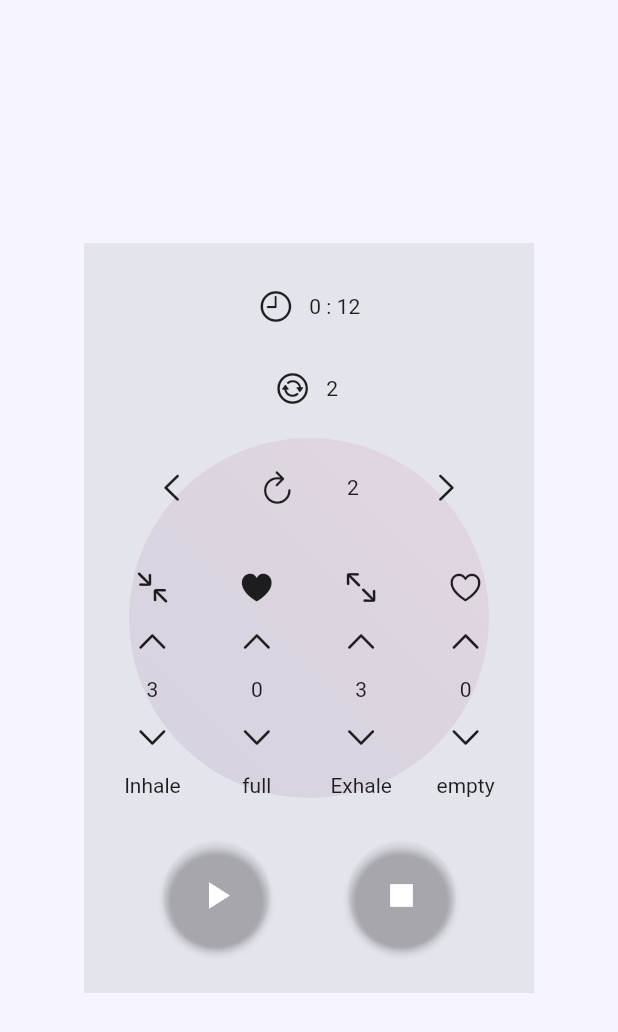
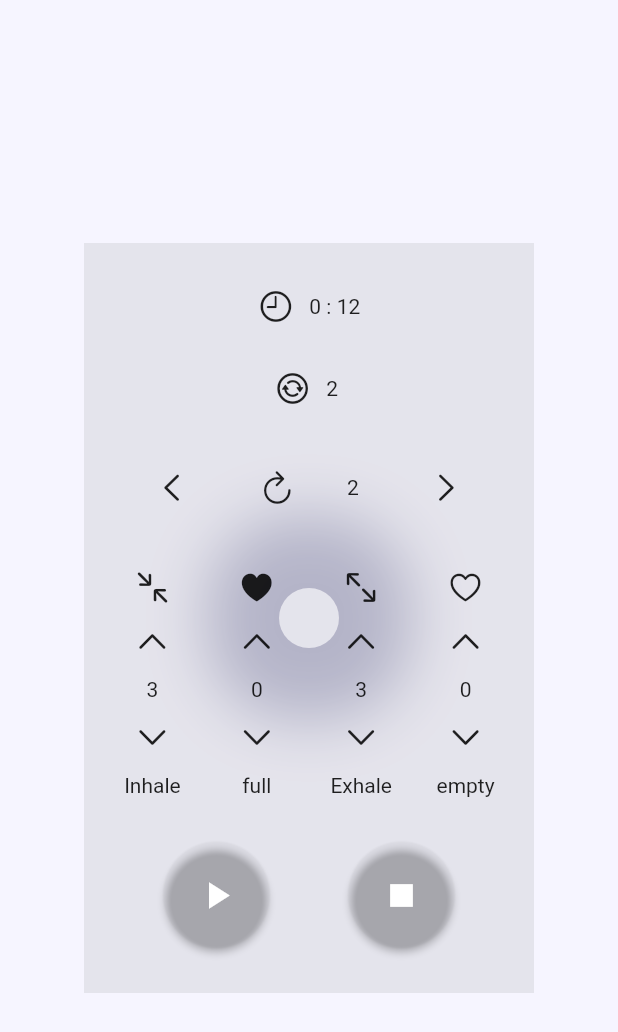
Before and after one commit to aspirinii/HealingMeditation, a Flutter app: the screen it shows after launch, on a phone screen of 412 x 824 dp. Shown: the top 1032 px of the screen. Run offline on Flutter 3.47's test engine with Material 2 defaults, Android fonts, the phone set to English and light mode, and no system bars; our stand-ins replace get, vibration.

Commit message:
almost Done

```diff
--- a/lib/breath_animation.dart
+++ b/lib/breath_animation.dart
@@ -104,6 +104,7 @@ class StaggerAnimation extends StatelessWidget {
   // This function is called each time the controller "ticks" a new frame.
   // When it runs, all of the animation's values will have been
   // updated to reflect the controller's current value.
+  int safeMinSize = 200;
   Widget _buildAnimation(BuildContext context, Widget? child) {
     return Container(
       padding: const EdgeInsets.all(0),
@@ -111,20 +112,33 @@ class StaggerAnimation extends StatelessWidget {
       child: Opacity(
         opacity: 1,
         child: Container(
-          width: width.value,
-          height: height.value,
+          // width: width.value,
+          // height: height.value,
+          width: safeMinSize/5,
+          height: safeMinSize/5,
           decoration: BoxDecoration(
             gradient: LinearGradient(
               begin: Alignment.topRight,
               end: Alignment.bottomLeft,
               colors: [
-                color1.value ?? Colors.blue,
-                color2.value ?? Colors.red,
+                // color1.value ?? Colors.blue,
+                // color2.value ?? Colors.red,
+                Color(0xFFF6F5FF),
+                Color(0xFFF6F5FF),
               ],
             ),
+            borderRadius: BorderRadius.circular(safeMinSize*0.3),
+            boxShadow: [
+              BoxShadow(
+                color: Color(0xFFBABAD3).withOpacity(1),
+                spreadRadius: width.value/5,
+                blurRadius: width.value/7,
+                offset: Offset(0, 0),
+    // changes position of shadow
+              ),
+            ],
+          ),
 
-            borderRadius: borderRadius.value,
-          ),
         ),
       ),
     );
```
